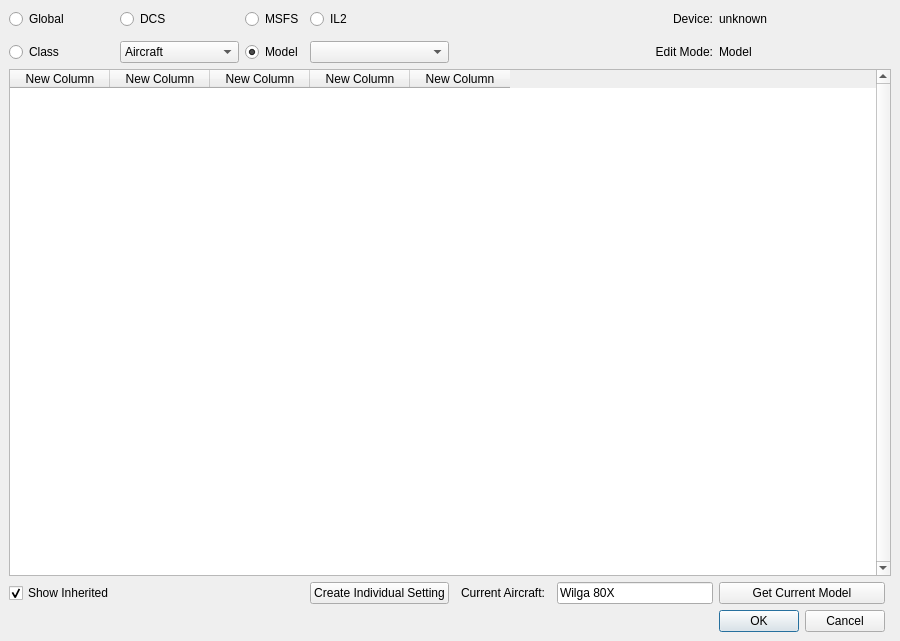
Before: the Qt Designer form settingswindow.ui in walmis/VPforce-TelemFFB, drawn with Qt 5.
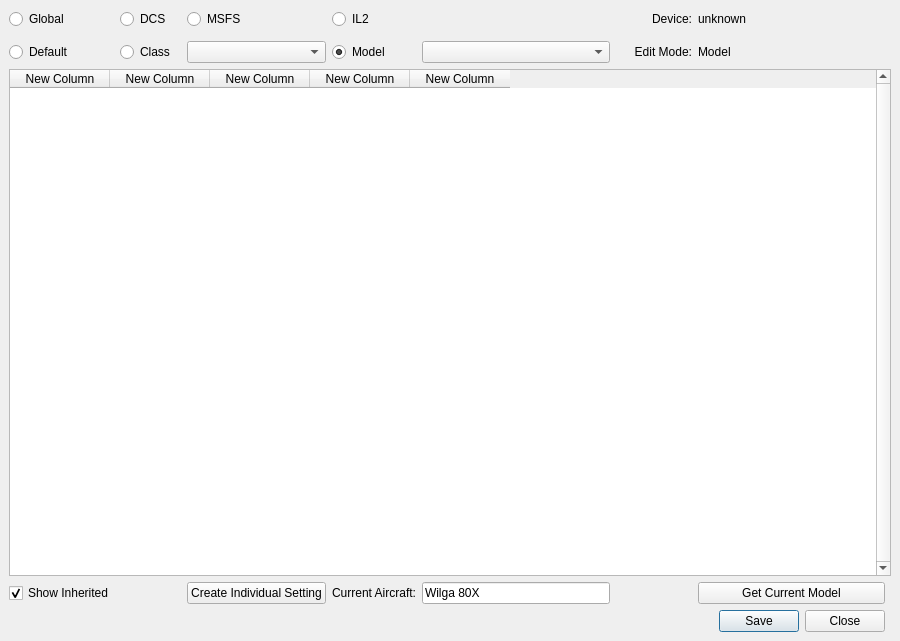
After: the same form once the commit is applied.

Commit message: last version with radiobuttons, moved everything to settings_window class for scope fix. (WIP, broken)

The edit to the form file:
```diff
--- a/settingswindow.ui
+++ b/settingswindow.ui
@@ -26,15 +26,82 @@
    <string>MainWindow</string>
   </property>
   <widget class="QWidget" name="centralwidget">
-   <layout class="QGridLayout" name="gridLayout" columnstretch="0,0,0,0,0,0,0,0,0,0" columnminimumwidth="0,0,0,0,0,0,0,0,0,0">
-    <item row="27" column="8">
-     <widget class="QDialogButtonBox" name="buttonBox">
-      <property name="standardButtons">
-       <set>QDialogButtonBox::Cancel|QDialogButtonBox::Ok</set>
+   <layout class="QGridLayout" name="gridLayout" columnstretch="0,0,0,0,0,0,0,0,0,0,0,0">
+    <item row="18" column="3">
+     <widget class="QPushButton" name="b_createaircraft">
+      <property name="text">
+       <string>Create Individual Setting</string>
       </property>
      </widget>
     </item>
-    <item row="10" column="7">
+    <item row="12" column="0">
+     <widget class="QRadioButton" name="rb_default">
+      <property name="text">
+       <string>Default</string>
+      </property>
+     </widget>
+    </item>
+    <item row="0" column="3">
+     <widget class="QRadioButton" name="rb_MSFS">
+      <property name="text">
+       <string>MSFS</string>
+      </property>
+     </widget>
+    </item>
+    <item row="0" column="4">
+     <widget class="QRadioButton" name="rb_IL2">
+      <property name="text">
+       <string>IL2</string>
+      </property>
+     </widget>
+    </item>
+    <item row="0" column="1">
+     <widget class="QRadioButton" name="rb_DCS">
+      <property name="text">
+       <string>DCS</string>
+      </property>
+     </widget>
+    </item>
+    <item row="12" column="3">
+     <widget class="QComboBox" name="drp_class">
+      <item>
+       <property name="text">
+        <string/>
+       </property>
+      </item>
+      <item>
+       <property name="text">
+        <string>PropellerAircraft</string>
+       </property>
+      </item>
+      <item>
+       <property name="text">
+        <string>TurbojetAircraft</string>
+       </property>
+      </item>
+      <item>
+       <property name="text">
+        <string>JetAircraft</string>
+       </property>
+      </item>
+      <item>
+       <property name="text">
+        <string>GliderAircraft</string>
+       </property>
+      </item>
+      <item>
+       <property name="text">
+        <string>Helicopter</string>
+       </property>
+      </item>
+      <item>
+       <property name="text">
+        <string>HPGHelicopter</string>
+       </property>
+      </item>
+     </widget>
+    </item>
+    <item row="12" column="9">
      <widget class="QLabel" name="label_3">
       <property name="text">
        <string>Edit Mode:</string>
@@ -44,14 +111,17 @@
       </property>
      </widget>
     </item>
-    <item row="10" column="8">
-     <widget class="QLabel" name="l_mode">
+    <item row="18" column="4">
+     <widget class="QLabel" name="label">
       <property name="text">
-       <string>Model</string>
+       <string>Current Aircraft:</string>
+      </property>
+      <property name="alignment">
+       <set>Qt::AlignRight|Qt::AlignTrailing|Qt::AlignVCenter</set>
       </property>
      </widget>
     </item>
-    <item row="0" column="7">
+    <item row="0" column="9">
      <widget class="QLabel" name="label_2">
       <property name="text">
        <string>Device:</string>
@@ -61,7 +131,62 @@
       </property>
      </widget>
     </item>
-    <item row="1" column="0">
+    <item row="0" column="5">
+     <spacer name="horizontalSpacer">
+      <property name="orientation">
+       <enum>Qt::Horizontal</enum>
+      </property>
+      <property name="sizeHint" stdset="0">
+       <size>
+        <width>40</width>
+        <height>20</height>
+       </size>
+      </property>
+     </spacer>
+    </item>
+    <item row="18" column="5">
+     <widget class="QLineEdit" name="tb_currentmodel">
+      <property name="text">
+       <string>Wilga 80X</string>
+      </property>
+     </widget>
+    </item>
+    <item row="12" column="1">
+     <widget class="QRadioButton" name="rb_class">
+      <property name="text">
+       <string>Class</string>
+      </property>
+     </widget>
+    </item>
+    <item row="28" column="10">
+     <widget class="QDialogButtonBox" name="buttonBox">
+      <property name="standardButtons">
+       <set>QDialogButtonBox::Close|QDialogButtonBox::Save</set>
+      </property>
+     </widget>
+    </item>
+    <item row="18" column="10">
+     <widget class="QPushButton" name="b_getcurrentmodel">
+      <property name="text">
+       <string>Get Current Model</string>
+      </property>
+     </widget>
+    </item>
+    <item row="0" column="10">
+     <widget class="QLabel" name="l_device">
+      <property name="text">
+       <string>unknown</string>
+      </property>
+     </widget>
+    </item>
+    <item row="12" column="10">
+     <widget class="QLabel" name="l_mode">
+      <property name="text">
+       <string>Model</string>
+      </property>
+     </widget>
+    </item>
+    <item row="3" column="0">
      <widget class="Line" name="line">
       <property name="orientation">
        <enum>Qt::Vertical</enum>
@@ -75,7 +200,7 @@
       </property>
      </widget>
     </item>
-    <item row="15" column="0" colspan="10">
+    <item row="16" column="0" colspan="12">
      <widget class="QTableWidget" name="table_widget">
       <property name="verticalScrollBarPolicy">
        <enum>Qt::ScrollBarAlwaysOn</enum>
@@ -125,76 +250,24 @@
       </column>
      </widget>
     </item>
-    <item row="0" column="1">
-     <widget class="QRadioButton" name="rb_DCS">
+    <item row="18" column="0">
+     <widget class="QCheckBox" name="cb_show_inherited">
       <property name="text">
-       <string>DCS</string>
+       <string>Show Inherited</string>
       </property>
-     </widget>
-    </item>
-    <item row="0" column="2">
-     <widget class="QRadioButton" name="rb_MSFS">
-      <property name="text">
-       <string>MSFS</string>
+      <property name="checked">
+       <bool>true</bool>
       </property>
      </widget>
     </item>
-    <item row="10" column="0">
-     <widget class="QRadioButton" name="rb_class">
-      <property name="text">
-       <string>Class</string>
-      </property>
-     </widget>
-    </item>
-    <item row="10" column="1">
-     <widget class="QComboBox" name="drp_class">
-      <item>
-       <property name="text">
-        <string>Aircraft</string>
-       </property>
-      </item>
-      <item>
-       <property name="text">
-        <string>PropellerAircraft</string>
-       </property>
-      </item>
-      <item>
-       <property name="text">
-        <string>TurbojetAircraft</string>
-       </property>
-      </item>
-      <item>
-       <property name="text">
-        <string>Jet</string>
-       </property>
-      </item>
-      <item>
-       <property name="text">
-        <string>Helicopter</string>
-       </property>
-      </item>
-      <item>
-       <property name="text">
-        <string>HPGHelicopter</string>
-       </property>
-      </item>
-     </widget>
-    </item>
-    <item row="10" column="3">
+    <item row="12" column="5">
      <widget class="QComboBox" name="drp_models">
       <property name="editable">
        <bool>false</bool>
       </property>
      </widget>
     </item>
-    <item row="0" column="3">
-     <widget class="QRadioButton" name="rb_IL2">
-      <property name="text">
-       <string>IL2</string>
-      </property>
-     </widget>
-    </item>
-    <item row="10" column="2">
+    <item row="12" column="4">
      <widget class="QRadioButton" name="rb_model">
       <property name="text">
        <string>Model</string>
@@ -204,51 +277,6 @@
       </property>
      </widget>
     </item>
-    <item row="0" column="8">
-     <widget class="QLabel" name="l_device">
-      <property name="text">
-       <string>unknown</string>
-      </property>
-     </widget>
-    </item>
-    <item row="17" column="7">
-     <widget class="QLineEdit" name="tb_currentmodel">
-      <property name="text">
-       <string>Wilga 80X</string>
-      </property>
-     </widget>
-    </item>
-    <item row="17" column="8">
-     <widget class="QPushButton" name="b_getcurrentmodel">
-      <property name="text">
-       <string>Get Current Model</string>
-      </property>
-     </widget>
-    </item>
-    <item row="17" column="5">
-     <widget class="QLabel" name="label">
-      <property name="text">
-       <string>Current Aircraft:</string>
-      </property>
-     </widget>
-    </item>
-    <item row="17" column="3">
-     <widget class="QPushButton" name="b_createaircraft">
-      <property name="text">
-       <string>Create Individual Setting</string>
-      </property>
-     </widget>
-    </item>
-    <item row="17" column="0">
-     <widget class="QCheckBox" name="cb_show_inherited">
-      <property name="text">
-       <string>Show Inherited</string>
-      </property>
-      <property name="checked">
-       <bool>true</bool>
-      </property>
-     </widget>
-    </item>
    </layout>
   </widget>
  </widget>
```
The commit also changes 5 other files.
